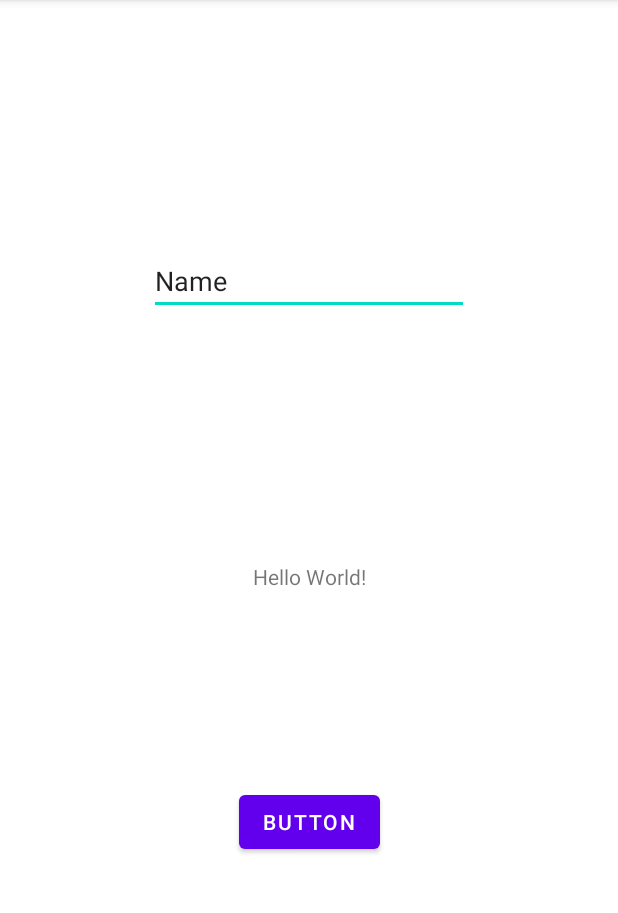
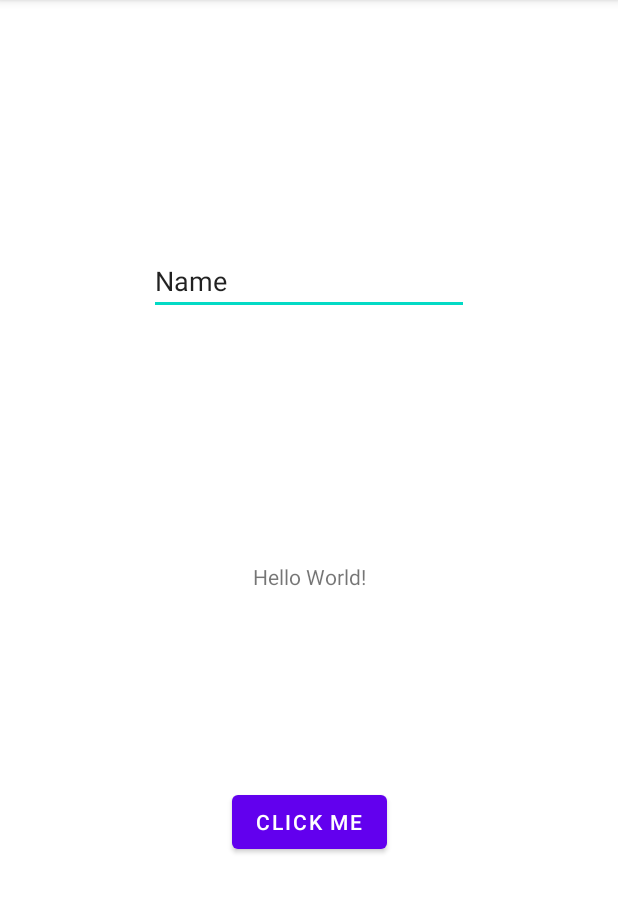
Before and after one commit to ADirin/gitHubTest4, an Android app: the screen it shows after launch (MainActivity), on a phone screen of 412 x 824 dp, the part 84-997 px from its top. Run offline under Robolectric (Android 15) with nearby library versions, the phone set to English and light mode, and no system bars.

Commit message:
Update activity_main.xml
Button Id  (btnClick) and text (Click me) is changed

```diff
--- a/app/src/main/res/layout/activity_main.xml
+++ b/app/src/main/res/layout/activity_main.xml
@@ -30,11 +30,11 @@
         app:layout_constraintTop_toTopOf="parent" />
 
     <Button
-        android:id="@+id/button"
+        android:id="@+id/btnClick"
         android:layout_width="wrap_content"
         android:layout_height="wrap_content"
         android:layout_marginBottom="196dp"
-        android:text="Button"
+        android:text="Click Me"
         app:layout_constraintBottom_toBottomOf="parent"
         app:layout_constraintEnd_toEndOf="parent"
         app:layout_constraintStart_toStartOf="parent" />
```
